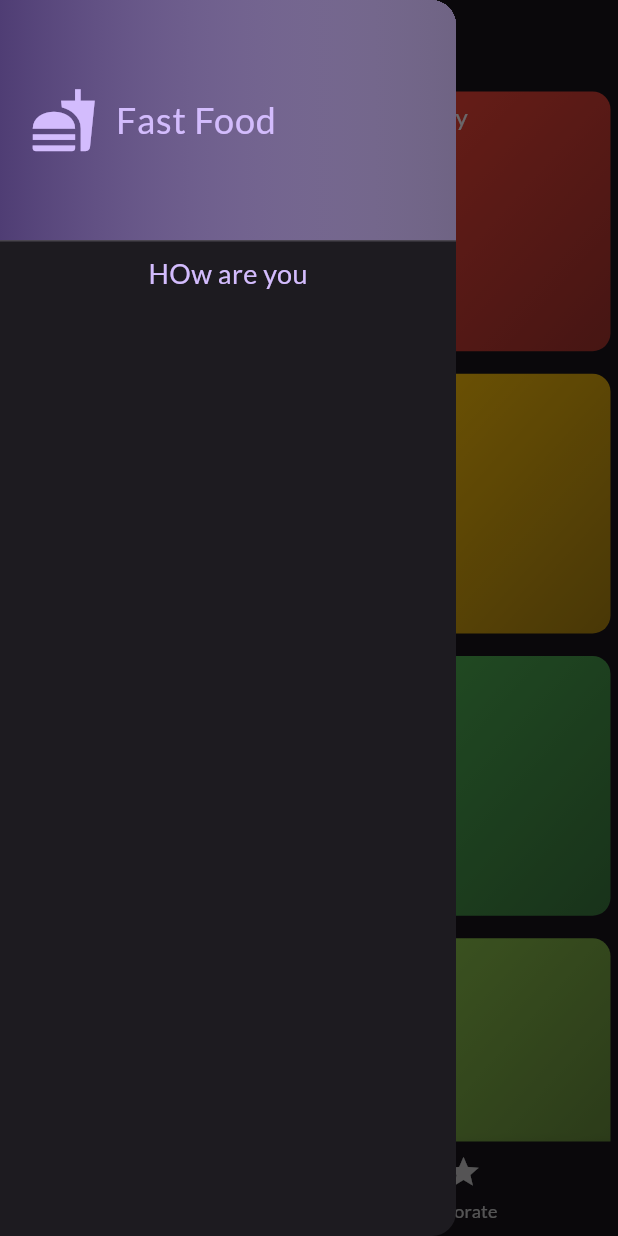
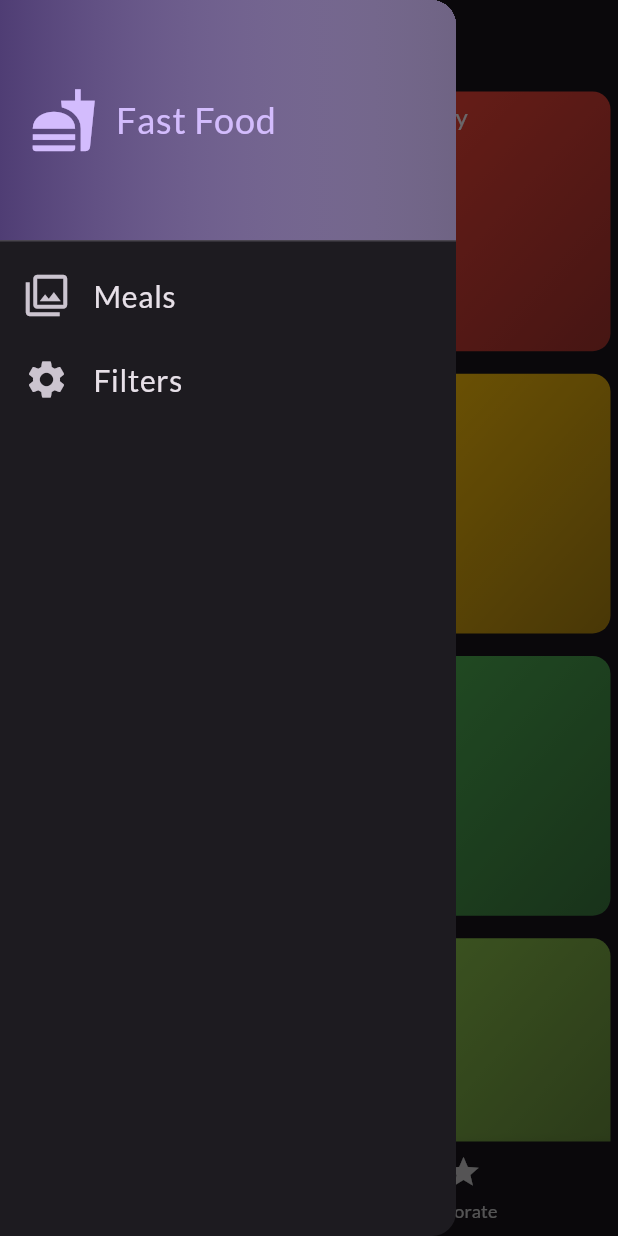
Before and after one commit to badri784/Meal_App, a Flutter app: the screen it shows after launch, with the side drawer open, on a phone screen of 412 x 824 dp. Run offline on Flutter 3.47's test engine with Material 3 defaults, Android fonts, the phone set to English and light mode, and no system bars; our stand-ins replace cached_network_image, google_fonts.

Commit message:
finshing meal app whit out state mangment

```diff
--- a/lib/data/dummy_data.dart
+++ b/lib/data/dummy_data.dart
@@ -138,11 +138,7 @@ const dummyMeals = [
   ),
   Meal(
     id: 'm5',
-    categories: [
-      'c2'
-          'c5',
-      'c10',
-    ],
+    categories: ['c2', 'c5', 'c10'],
     title: 'Salad with Smoked Salmon',
     affordability: Affordability.luxurious,
     complexity: Complexity.simple,
--- a/lib/screens/category_screen.dart
+++ b/lib/screens/category_screen.dart
@@ -4,9 +4,13 @@ import '../model/meal.dart';
 import '../widget/category_grid_item.dart';
 
 class CategoryScreen extends StatelessWidget {
-  const CategoryScreen({super.key, required this.ontogglefavorite});
+  const CategoryScreen({
+    super.key,
+    required this.ontogglefavorite,
+    required this.availableMeals,
+  });
   final void Function(Meal meal) ontogglefavorite;
-
+  final List<Meal> availableMeals;
   @override
   Widget build(BuildContext context) {
     return GridView(
@@ -21,6 +25,7 @@ class CategoryScreen extends StatelessWidget {
           CategoryGridItem(
             category: category,
             ontogglefavorite: ontogglefavorite,
+            availableMeals: availableMeals,
           ),
       ],
     );
--- a/lib/screens/tabs_screen.dart
+++ b/lib/screens/tabs_screen.dart
@@ -1,9 +1,17 @@
 import 'package:flutter/material.dart';
-import 'package:meal_app/model/meal.dart';
-import 'package:meal_app/screens/category_screen.dart';
-import 'package:meal_app/screens/meals_screen.dart';
+import 'package:meal_app/data/dummy_data.dart';
+import '../model/meal.dart';
+import '../screens/category_screen.dart';
+import '../screens/filters_screen.dart';
+import '../screens/meals_screen.dart';
+import '../widget/main_drawer.dart';
 
-import '../widget/main_drawer.dart';
+const kInitialFilter = {
+  Filters.glotenfree: false,
+  Filters.actose: false,
+  Filters.vagen: false,
+  Filters.vegetarian: false,
+};
 
 class TabsScreen extends StatefulWidget {
   const TabsScreen({super.key});
@@ -16,6 +24,8 @@ class _TabsScreenState extends State<TabsScreen> {
   int selectedpageindex = 0;
 
   final List<Meal> favoritesmeal = [];
+
+  Map<Filters, bool> _selectedfilter = kInitialFilter;
 
   void showmassage(String massage) {
     ScaffoldMessenger.of(context).clearSnackBars();
@@ -35,12 +45,12 @@ class _TabsScreenState extends State<TabsScreen> {
     if (isexisting) {
       setState(() {
         favoritesmeal.remove(meal);
-        showmassage("This meal wase removed");
+        showmassage("This meal wase removed!");
       });
     } else {
       setState(() {
         favoritesmeal.add(meal);
-        showmassage("This meal wase added");
+        showmassage("This meal wase added!");
       });
     }
   }
@@ -51,10 +61,45 @@ class _TabsScreenState extends State<TabsScreen> {
     });
   }
 
+  void setsecrren(String identfire) {
+    Navigator.of(context).pop();
+
+    if (identfire == 'filters') {
+      Navigator.of(context)
+          .push(
+            MaterialPageRoute(
+              builder: (ctx) => FiltersScreen(currentfilter: _selectedfilter),
+            ),
+          )
+          .then(
+            (value) =>
+                setState(() => _selectedfilter = value ?? kInitialFilter),
+          );
+    }
+  }
+
   @override
   Widget build(BuildContext context) {
+    final List<Meal> availableMeals =
+        dummyMeals.where((meal) {
+          if (_selectedfilter[Filters.glotenfree]! && !meal.isGlutenFree) {
+            return false;
+          }
+          if (_selectedfilter[Filters.actose]! && !meal.isLactoseFree) {
+            return false;
+          }
+          if (_selectedfilter[Filters.vagen]! && !meal.isVegan) {
+            return false;
+          }
+          if (_selectedfilter[Filters.vegetarian]! && !meal.isVegetarian) {
+            return false;
+          }
+          return true;
+        }).toList();
+
     Widget activesecrren = CategoryScreen(
       ontogglefavorite: onToggleFavorateMeal,
+      availableMeals: availableMeals,
     );
     var activepagetitle = "Category";
     if (selectedpageindex == 1) {
@@ -67,7 +112,7 @@ class _TabsScreenState extends State<TabsScreen> {
     return Scaffold(
       appBar: AppBar(title: Text(activepagetitle), centerTitle: true),
       body: activesecrren,
-      drawer: const MainDrawer(),
+      drawer: MainDrawer(onselectscreen: setsecrren),
       bottomNavigationBar: BottomNavigationBar(
         onTap: selectpage,
         currentIndex: selectedpageindex,
--- a/lib/widget/category_grid_item.dart
+++ b/lib/widget/category_grid_item.dart
@@ -1,19 +1,20 @@
 // ignore_for_file: deprecated_member_use
 import 'package:flutter/material.dart';
 import 'package:meal_app/model/category.dart';
-import '../data/dummy_data.dart';
 import '../model/meal.dart';
 import '../screens/meals_screen.dart';
 
 class CategoryGridItem extends StatelessWidget {
   const CategoryGridItem({
+    super.key,
+
     required this.category,
-    super.key,
     required this.ontogglefavorite,
+    required this.availableMeals,
   });
   final Category category;
   final void Function(Meal meal) ontogglefavorite;
-
+  final List<Meal> availableMeals;
   @override
   Widget build(BuildContext context) {
     /* InkWell and GestureDector is  the same function but have a small deffrentو
@@ -23,8 +24,8 @@ class CategoryGridItem extends StatelessWidget {
     return InkWell(
       // GestureDetector
       onTap: () {
-        final dummymeals =
-            dummyMeals
+        final List<Meal> dummymeals =
+            availableMeals
                 .where((element) => element.categories.contains(category.id))
                 .toList();
 
--- a/lib/widget/main_drawer.dart
+++ b/lib/widget/main_drawer.dart
@@ -3,7 +3,9 @@
 import 'package:flutter/material.dart';
 
 class MainDrawer extends StatelessWidget {
-  const MainDrawer({super.key});
+  const MainDrawer({super.key, required this.onselectscreen});
+
+  final void Function(String identfire) onselectscreen;
 
   @override
   Widget build(BuildContext context) {
@@ -12,7 +14,6 @@ class MainDrawer extends StatelessWidget {
         children: [
           DrawerHeader(
             padding: const EdgeInsets.all(20),
-
             decoration: BoxDecoration(
               gradient: LinearGradient(
                 colors: [
@@ -40,12 +41,32 @@ class MainDrawer extends StatelessWidget {
               ],
             ),
           ),
-          Text(
-            "HOw are you",
-            style: TextStyle(
-              color: Theme.of(context).colorScheme.primary,
-              fontSize: 18,
+          ListTile(
+            onTap: () {
+              onselectscreen('meal');
+            },
+            title: Text(
+              "Meals",
+              style: TextStyle(
+                color: Theme.of(context).colorScheme.onBackground,
+                fontSize: 20,
+              ),
             ),
+            leading: const Icon(Icons.filter, size: 30),
+          ),
+          ListTile(
+            onTap: () {
+              onselectscreen('filters');
+            },
+            internalAddSemanticForOnTap: true,
+            title: Text(
+              "Filters",
+              style: TextStyle(
+                color: Theme.of(context).colorScheme.onBackground,
+                fontSize: 20,
+              ),
+            ),
+            leading: const Icon(Icons.settings, size: 30),
           ),
         ],
       ),
```
Also changed, not shown: lib/screens/filters_screen.dart (added, +166 -0 lines).
